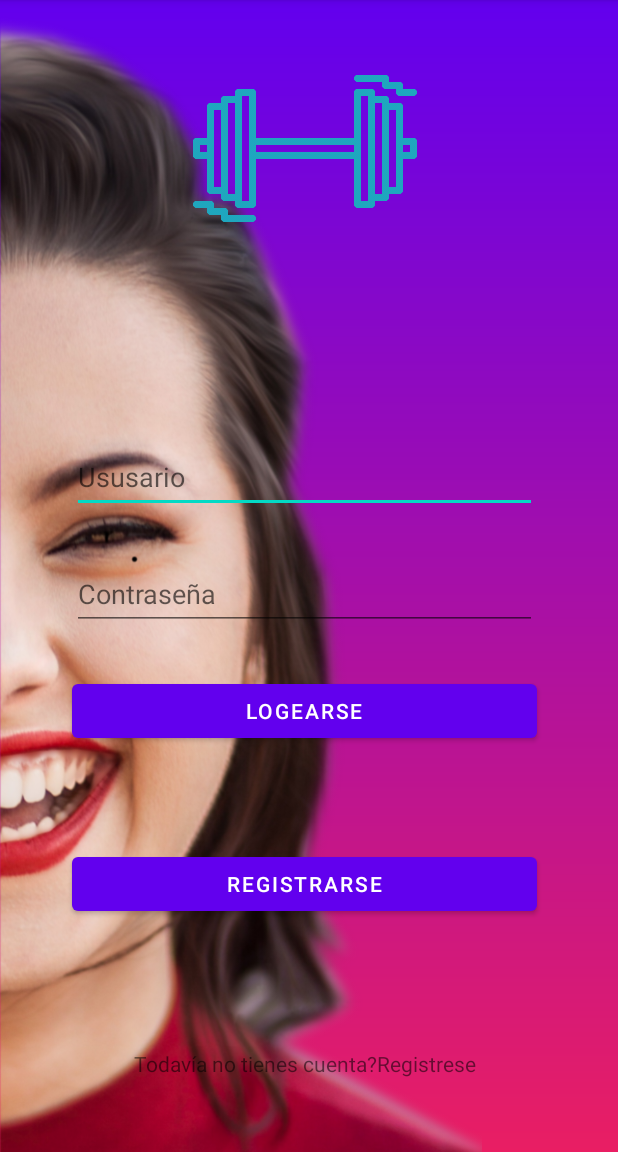
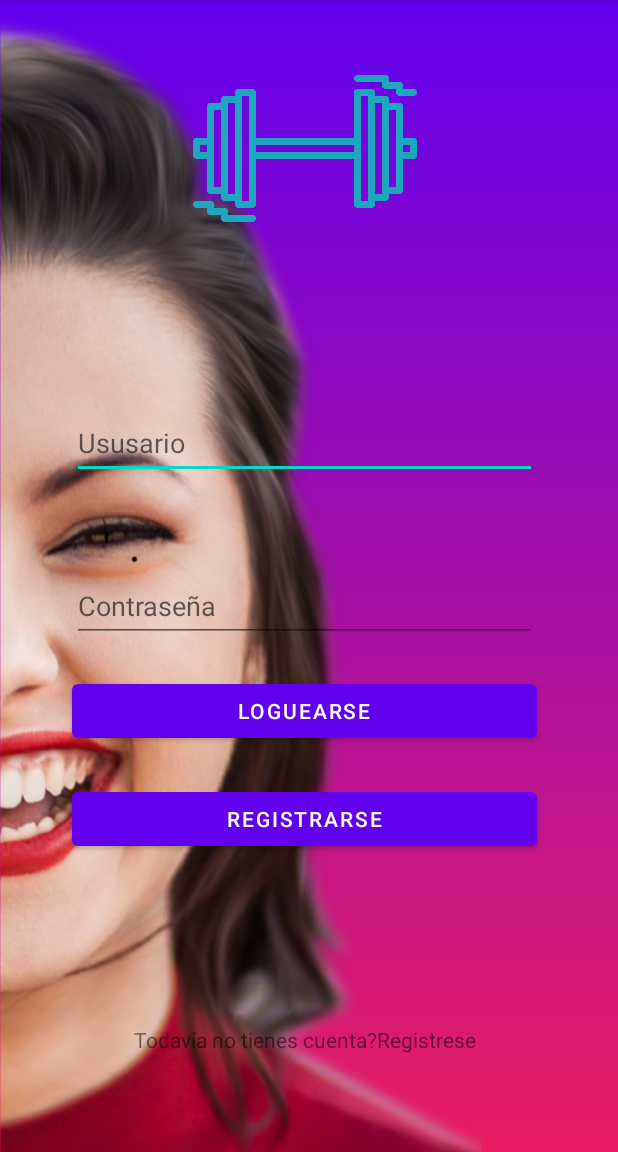
Before and after one commit to Enriquegpb/first_original, an Android app: the screen it shows after launch (MainActivity before the commit, MainLogin after it), on a phone screen of 412 x 824 dp, the part 84-1236 px from its top. Run offline under Robolectric (Android 15) with nearby library versions, the phone set to English and light mode, and no system bars; pictures from the network do not load.

Commit message:
Material_login_glide

```diff
--- a/app/build.gradle
+++ b/app/build.gradle
@@ -35,4 +35,6 @@ dependencies {
     testImplementation 'junit:junit:4.+'
     androidTestImplementation 'androidx.test.ext:junit:1.1.3'
     androidTestImplementation 'androidx.test.espresso:espresso-core:3.4.0'
+    implementation 'com.github.bumptech.glide:glide:4.11.0'
+    annotationProcessor 'com.github.bumptech.glide:compiler:4.11.0'
 }
--- a/app/src/main/AndroidManifest.xml
+++ b/app/src/main/AndroidManifest.xml
@@ -11,6 +11,9 @@
         android:theme="@style/Theme.FirstOriginal">
         <activity
             android:name=".MainActivity"
+            android:exported="false" />
+        <activity
+            android:name=".MainLogin"
             android:exported="true">
             <intent-filter>
                 <action android:name="android.intent.action.MAIN" />
--- a/app/src/main/java/com/enrique/firstoriginal/MainActivity.java
+++ b/app/src/main/java/com/enrique/firstoriginal/MainActivity.java
@@ -10,5 +10,7 @@ public class MainActivity extends AppCompatActivity {
     protected void onCreate(Bundle savedInstanceState) {
         super.onCreate(savedInstanceState);
         setContentView(R.layout.activity_main);
+
     }
+
 }
--- /dev/null
+++ b/app/src/main/java/com/enrique/firstoriginal/MainLogin.java
@@ -0,0 +1,42 @@
+package com.enrique.firstoriginal;
+
+import android.content.Intent;
+import android.os.Bundle;
+import android.view.View;
+import android.widget.ImageView;
+
+import androidx.appcompat.app.AppCompatActivity;
+
+import com.bumptech.glide.Glide;
+import com.bumptech.glide.load.resource.drawable.DrawableTransitionOptions;
+
+public class MainLogin extends AppCompatActivity {
+
+    @Override
+    protected void onCreate(Bundle savedInstanceState) {
+        super.onCreate(savedInstanceState);
+        setContentView(R.layout.activity_login);
+        ImageView mGirl = findViewById(R.id.imageView2);
+
+        Glide.with(this)
+              //.load("https://images.unsplash.com/photo-1565214975484-3cfa9e56f914?ixlib=rb-1.2.1&ixid=eyJhcHBfaWQiOjEyMDd9&auto=format&fit=crop&w=1482&q=80")
+                .load(R.drawable.girl)
+                .transition(DrawableTransitionOptions.withCrossFade(100))
+
+                //.centerCrop()
+                //.placeholder(new ColorDrawable(this.getResources().getColor(R.color.fucsia_200)))
+                //.circleCrop()
+                .into(mGirl);
+    }
+    public void openMain(View v) {
+        Intent intent = new Intent(MainLogin.this, MainActivity.class);
+        intent.addFlags(Intent.FLAG_ACTIVITY_NEW_TASK);
+        intent.addFlags(Intent.FLAG_ACTIVITY_CLEAR_TASK);
+        startActivity(intent);
+    }
+
+    /*public void openSignup(View v) {
+        Intent intent = new Intent(MainLogin.this, Signup.class);
+        startActivity(intent);
+    }*/
+}
--- /dev/null
+++ b/app/src/main/res/layout/activity_login.xml
@@ -0,0 +1,128 @@
+<?xml version="1.0" encoding="utf-8"?>
+<androidx.constraintlayout.widget.ConstraintLayout xmlns:android="http://schemas.android.com/apk/res/android"
+    xmlns:app="http://schemas.android.com/apk/res-auto"
+    xmlns:tools="http://schemas.android.com/tools"
+    android:layout_width="match_parent"
+    android:layout_height="match_parent"
+    android:background="@drawable/gradient"
+    tools:context=".MainLogin">
+
+    <!--    <TextView
+        android:id="@+id/usuario"
+        android:layout_width="wrap_content"
+        android:layout_height="wrap_content"
+        android:text="usuario"
+        tools:layout_editor_absoluteX="154dp"
+        tools:layout_editor_absoluteY="219dp"/>-->
+
+    <!--<TextView
+        android:id="@+id/pwd"
+        android:layout_width="wrap_content"
+        android:layout_height="wrap_content"
+        android:text="Contraseña"
+        tools:layout_editor_absoluteX="160dp"
+        tools:layout_editor_absoluteY="280dp" />-->
+
+
+    <ImageView
+        android:id="@+id/imageView2"
+        android:layout_width="match_parent"
+        android:layout_height="match_parent"
+        android:scaleType="fitStart"
+        android:src="@drawable/girl"
+        tools:layout_editor_absoluteX="16dp"
+        tools:layout_editor_absoluteY="27dp" />
+
+    <EditText
+        android:id="@+id/text_usuario"
+        android:layout_width="310dp"
+        android:layout_height="wrap_content"
+        android:ems="10"
+        android:hint="Ususario"
+        android:inputType="textPersonName"
+        android:minHeight="48dp"
+        app:layout_constraintBottom_toTopOf="@+id/text_pwd"
+        app:layout_constraintEnd_toEndOf="@+id/text_pwd"
+        app:layout_constraintHorizontal_bias="1.0"
+        app:layout_constraintStart_toStartOf="@+id/text_pwd"
+        app:layout_constraintTop_toBottomOf="@+id/imageView3"
+        app:layout_constraintVertical_bias="0.546" />
+
+    <EditText
+        android:id="@+id/text_pwd"
+        android:layout_width="0dp"
+        android:layout_height="wrap_content"
+        android:layout_marginBottom="340dp"
+        android:ems="10"
+        android:hint="Contraseña"
+        android:inputType="textPersonName"
+        android:minHeight="48dp"
+        app:layout_constraintBottom_toBottomOf="parent"
+        app:layout_constraintEnd_toStartOf="@+id/guideline3"
+        app:layout_constraintHorizontal_bias="1.0"
+        app:layout_constraintStart_toStartOf="@+id/guideline2" />
+
+    <androidx.constraintlayout.widget.Guideline
+        android:id="@+id/guideline2"
+        android:layout_width="wrap_content"
+        android:layout_height="wrap_content"
+        android:orientation="vertical"
+        app:layout_constraintGuide_begin="48dp" />
+
+    <androidx.constraintlayout.widget.Guideline
+        android:id="@+id/guideline3"
+        android:layout_width="wrap_content"
+        android:layout_height="wrap_content"
+        android:orientation="vertical"
+        app:layout_constraintGuide_begin="358dp" />
+
+    <Button
+        android:id="@+id/log"
+        android:layout_width="0dp"
+        android:layout_height="wrap_content"
+        android:layout_marginBottom="270dp"
+        android:text="loguearse"
+        app:layout_constraintBottom_toBottomOf="parent"
+        app:layout_constraintEnd_toStartOf="@+id/guideline3"
+        app:layout_constraintHorizontal_bias="1.0"
+        app:layout_constraintStart_toStartOf="@+id/guideline2"
+        app:layout_constraintTop_toBottomOf="@+id/text_pwd"
+        app:layout_constraintVertical_bias="1.0" />
+
+    <Button
+        android:id="@+id/button2"
+        android:layout_width="0dp"
+        android:layout_height="wrap_content"
+        android:layout_marginTop="24dp"
+        android:text="Registrarse"
+        app:layout_constraintBottom_toBottomOf="parent"
+        app:layout_constraintEnd_toStartOf="@+id/guideline3"
+        app:layout_constraintHorizontal_bias="0.0"
+        app:layout_constraintStart_toStartOf="@+id/guideline2"
+        app:layout_constraintTop_toBottomOf="@+id/log"
+        app:layout_constraintVertical_bias="0.0" />
+
+    <TextView
+        android:id="@+id/textView"
+        android:layout_width="0dp"
+        android:layout_height="wrap_content"
+        android:text="Todavía no tienes cuenta?Registrese"
+        android:textAlignment="center"
+        app:layout_constraintBottom_toBottomOf="parent"
+        app:layout_constraintEnd_toEndOf="@+id/text_pwd"
+        app:layout_constraintHorizontal_bias="1.0"
+        app:layout_constraintStart_toStartOf="@+id/text_pwd"
+        app:layout_constraintTop_toBottomOf="@+id/button2"
+        app:layout_constraintVertical_bias="0.635" />
+
+    <ImageView
+        android:id="@+id/imageView3"
+        android:layout_width="165dp"
+        android:layout_height="198dp"
+        app:layout_constraintEnd_toStartOf="@+id/guideline3"
+        app:layout_constraintStart_toStartOf="@+id/guideline2"
+        app:layout_constraintTop_toTopOf="@+id/imageView2"
+        app:srcCompat="@drawable/mancuerna" />
+
+
+</androidx.constraintlayout.widget.ConstraintLayout>
--- a/app/src/main/res/layout/activity_main.xml
+++ b/app/src/main/res/layout/activity_main.xml
@@ -4,125 +4,6 @@
     xmlns:tools="http://schemas.android.com/tools"
     android:layout_width="match_parent"
     android:layout_height="match_parent"
-    android:background="@drawable/gradient"
     tools:context=".MainActivity">
 
-    <!--    <TextView
-        android:id="@+id/usuario"
-        android:layout_width="wrap_content"
-        android:layout_height="wrap_content"
-        android:text="usuario"
-        tools:layout_editor_absoluteX="154dp"
-        tools:layout_editor_absoluteY="219dp"/>-->
-
-    <!--<TextView
-        android:id="@+id/pwd"
-        android:layout_width="wrap_content"
-        android:layout_height="wrap_content"
-        android:text="Contraseña"
-        tools:layout_editor_absoluteX="160dp"
-        tools:layout_editor_absoluteY="280dp" />-->
-
-
-    <ImageView
-        android:id="@+id/imageView2"
-        android:layout_width="match_parent"
-        android:layout_height="match_parent"
-        android:scaleType="fitStart"
-        android:src="@drawable/girl"
-        tools:layout_editor_absoluteX="16dp"
-        tools:layout_editor_absoluteY="27dp" />
-
-    <EditText
-        android:id="@+id/text_usuario"
-        android:layout_width="310dp"
-        android:layout_height="wrap_content"
-        android:ems="10"
-        android:hint="Ususario"
-        android:inputType="textPersonName"
-        android:minHeight="48dp"
-        app:layout_constraintBottom_toTopOf="@+id/text_pwd"
-        app:layout_constraintEnd_toEndOf="@+id/text_pwd"
-        app:layout_constraintHorizontal_bias="1.0"
-        app:layout_constraintStart_toStartOf="@+id/text_pwd"
-        app:layout_constraintTop_toBottomOf="@+id/imageView3"
-        app:layout_constraintVertical_bias="0.764" />
-
-    <EditText
-        android:id="@+id/text_pwd"
-        android:layout_width="0dp"
-        android:layout_height="wrap_content"
-        android:layout_marginBottom="348dp"
-        android:ems="10"
-        android:hint="Contraseña"
-        android:inputType="textPersonName"
-        android:minHeight="48dp"
-        app:layout_constraintBottom_toBottomOf="parent"
-        app:layout_constraintEnd_toStartOf="@+id/guideline3"
-        app:layout_constraintHorizontal_bias="1.0"
-        app:layout_constraintStart_toStartOf="@+id/guideline2" />
-
-    <androidx.constraintlayout.widget.Guideline
-        android:id="@+id/guideline2"
-        android:layout_width="wrap_content"
-        android:layout_height="wrap_content"
-        android:orientation="vertical"
-        app:layout_constraintGuide_begin="48dp" />
-
-    <androidx.constraintlayout.widget.Guideline
-        android:id="@+id/guideline3"
-        android:layout_width="wrap_content"
-        android:layout_height="wrap_content"
-        android:orientation="vertical"
-        app:layout_constraintGuide_begin="358dp" />
-
-    <Button
-        android:id="@+id/log"
-        android:layout_width="0dp"
-        android:layout_height="wrap_content"
-        android:layout_marginBottom="270dp"
-        android:text="logearse"
-        app:layout_constraintBottom_toBottomOf="parent"
-        app:layout_constraintEnd_toStartOf="@+id/guideline3"
-        app:layout_constraintHorizontal_bias="1.0"
-        app:layout_constraintStart_toStartOf="@+id/guideline2"
-        app:layout_constraintTop_toBottomOf="@+id/text_pwd"
-        app:layout_constraintVertical_bias="1.0" />
-
-    <Button
-        android:id="@+id/button2"
-        android:layout_width="0dp"
-        android:layout_height="wrap_content"
-        android:layout_marginTop="24dp"
-        android:text="Registrarse"
-        app:layout_constraintBottom_toBottomOf="parent"
-        app:layout_constraintEnd_toStartOf="@+id/guideline3"
-        app:layout_constraintHorizontal_bias="0.0"
-        app:layout_constraintStart_toStartOf="@+id/guideline2"
-        app:layout_constraintTop_toBottomOf="@+id/log"
-        app:layout_constraintVertical_bias="0.219" />
-
-    <TextView
-        android:id="@+id/textView"
-        android:layout_width="0dp"
-        android:layout_height="wrap_content"
-        android:text="Todavía no tienes cuenta?Registrese"
-        android:textAlignment="center"
-        app:layout_constraintBottom_toBottomOf="parent"
-        app:layout_constraintEnd_toEndOf="@+id/text_pwd"
-        app:layout_constraintHorizontal_bias="1.0"
-        app:layout_constraintStart_toStartOf="@+id/text_pwd"
-        app:layout_constraintTop_toBottomOf="@+id/button2"
-        app:layout_constraintVertical_bias="0.635" />
-
-    <ImageView
-        android:id="@+id/imageView3"
-        android:layout_width="165dp"
-        android:layout_height="198dp"
-        app:layout_constraintEnd_toStartOf="@+id/guideline3"
-        app:layout_constraintStart_toStartOf="@+id/guideline2"
-        app:layout_constraintTop_toTopOf="@+id/imageView2"
-        app:srcCompat="@drawable/mancuerna" />
-
-
 </androidx.constraintlayout.widget.ConstraintLayout>
```
